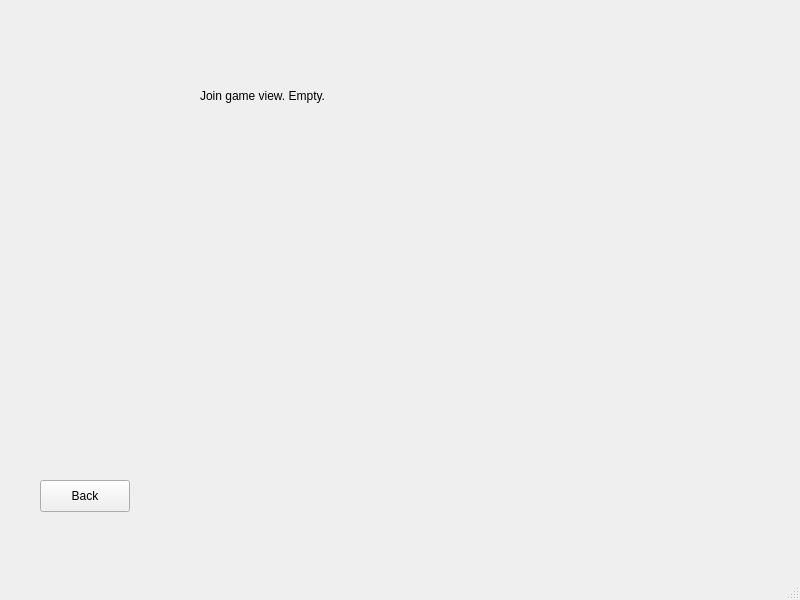
Above: client/views/joingameview.ui from cavoke-project/cavoke before the change. Below: the same form after it.
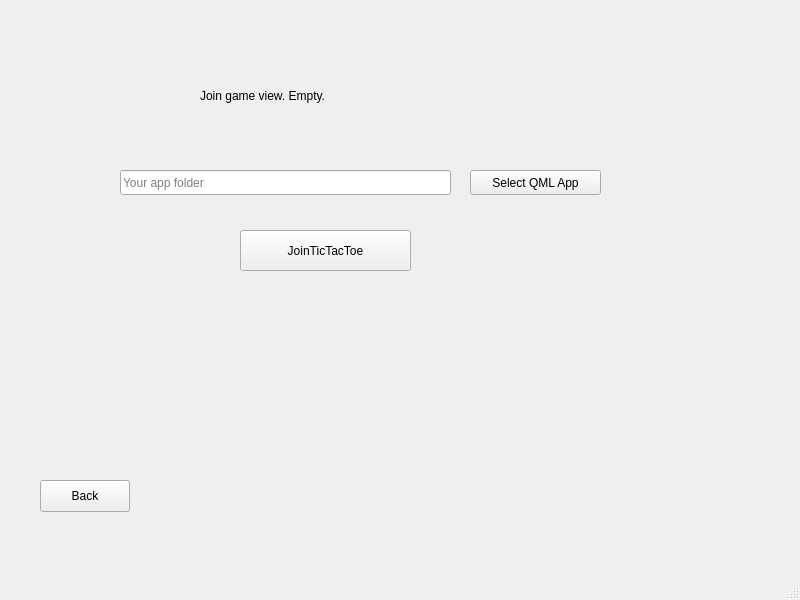
That is the form after the change.

Diff of the .ui file:
```diff
--- a/client/views/joingameview.ui
+++ b/client/views/joingameview.ui
@@ -40,6 +40,54 @@
      <string>Join game view. Empty.</string>
     </property>
    </widget>
+   <widget class="QPushButton" name="joinTicTacToeButton">
+    <property name="geometry">
+     <rect>
+      <x>240</x>
+      <y>230</y>
+      <width>171</width>
+      <height>41</height>
+     </rect>
+    </property>
+    <property name="text">
+     <string>JoinTicTacToe</string>
+    </property>
+   </widget>
+   <widget class="QLineEdit" name="appPathInput">
+    <property name="geometry">
+     <rect>
+      <x>120</x>
+      <y>170</y>
+      <width>331</width>
+      <height>25</height>
+     </rect>
+    </property>
+    <property name="statusTip">
+     <string/>
+    </property>
+    <property name="whatsThis">
+     <string/>
+    </property>
+    <property name="text">
+     <string/>
+    </property>
+    <property name="placeholderText">
+     <string>Your app folder</string>
+    </property>
+   </widget>
+   <widget class="QPushButton" name="selectAppPathButton">
+    <property name="geometry">
+     <rect>
+      <x>470</x>
+      <y>170</y>
+      <width>131</width>
+      <height>25</height>
+     </rect>
+    </property>
+    <property name="text">
+     <string>Select QML App</string>
+    </property>
+   </widget>
   </widget>
   <widget class="QMenuBar" name="menubar">
    <property name="geometry">
```
